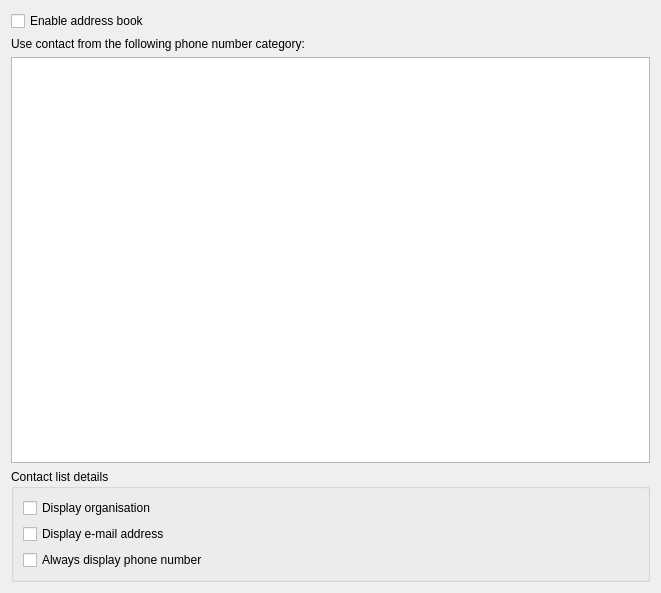
KDE/ring-kde, file src/conf/dlgaddressbookbase.ui: the form before one commit.
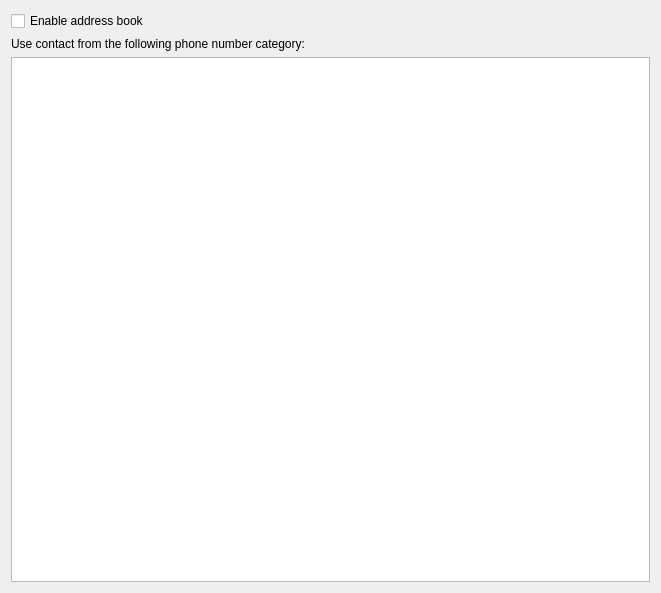
The form after the commit.

```diff
--- a/src/conf/dlgaddressbookbase.ui
+++ b/src/conf/dlgaddressbookbase.ui
@@ -41,36 +41,6 @@
      </property>
     </widget>
    </item>
-   <item>
-    <widget class="QGroupBox" name="groupBox">
-     <property name="title">
-      <string>Contact list details</string>
-     </property>
-     <layout class="QVBoxLayout" name="verticalLayout_2">
-      <item>
-       <widget class="QCheckBox" name="kcfg_displayOrganisation">
-        <property name="text">
-         <string>Display organisation</string>
-        </property>
-       </widget>
-      </item>
-      <item>
-       <widget class="QCheckBox" name="kcfg_displayEmail">
-        <property name="text">
-         <string>Display e-mail address</string>
-        </property>
-       </widget>
-      </item>
-      <item>
-       <widget class="QCheckBox" name="kcfg_alwaysShowPhoneNumber">
-        <property name="text">
-         <string>Always display phone number</string>
-        </property>
-       </widget>
-      </item>
-     </layout>
-    </widget>
-   </item>
   </layout>
  </widget>
  <resources/>
```
